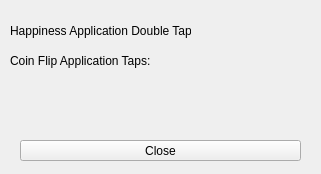
This is Source/Forms/Gen4/Tools/Poketch.ui in Admiral-Fish/PokeFinder as Qt 5 draws it before an edit. The edited form follows.
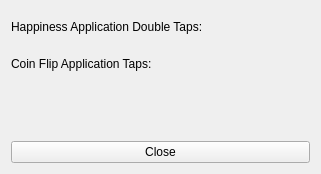
This is the edited form.

Commit message: Fix Poketch Calculator note label

Patch:
```diff
--- a/Source/Forms/Gen4/Tools/Poketch.ui
+++ b/Source/Forms/Gen4/Tools/Poketch.ui
@@ -31,57 +31,33 @@
   <property name="windowTitle">
    <string>Poketch Taps</string>
   </property>
+  <layout class="QGridLayout" name="gridLayout">
+   <item row="0" column="0">
   <widget class="QLabel" name="labelHappyText">
-   <property name="geometry">
-    <rect>
-     <x>10</x>
-     <y>20</y>
-     <width>181</width>
-     <height>21</height>
-    </rect>
-   </property>
    <property name="text">
     <string>Happiness Application Double Taps: </string>
    </property>
   </widget>
+   </item>
+   <item row="0" column="1">
+    <widget class="QLabel" name="labelHappyResult">
+     <property name="text">
+      <string/>
+     </property>
+     <property name="alignment">
+      <set>Qt::AlignRight|Qt::AlignTrailing|Qt::AlignVCenter</set>
+     </property>
+    </widget>
+   </item>
+   <item row="1" column="0">
   <widget class="QLabel" name="labelCoinFlipsText">
-   <property name="geometry">
-    <rect>
-     <x>10</x>
-     <y>50</y>
-     <width>171</width>
-     <height>21</height>
-    </rect>
-   </property>
    <property name="text">
     <string>Coin Flip Application Taps: </string>
    </property>
   </widget>
-  <widget class="QLabel" name="labelHappyResult">
-   <property name="geometry">
-    <rect>
-     <x>210</x>
-     <y>20</y>
-     <width>91</width>
-     <height>21</height>
-    </rect>
-   </property>
-   <property name="text">
-    <string/>
-   </property>
-   <property name="alignment">
-    <set>Qt::AlignRight|Qt::AlignTrailing|Qt::AlignVCenter</set>
-   </property>
-  </widget>
+   </item>
+   <item row="1" column="1">
   <widget class="QLabel" name="labelCoinFlipsResult">
-   <property name="geometry">
-    <rect>
-     <x>210</x>
-     <y>50</y>
-     <width>91</width>
-     <height>21</height>
-    </rect>
-   </property>
    <property name="text">
     <string/>
    </property>
@@ -89,32 +65,34 @@
     <set>Qt::AlignRight|Qt::AlignTrailing|Qt::AlignVCenter</set>
    </property>
   </widget>
+   </item>
+   <item row="2" column="0" colspan="2">
   <widget class="QLabel" name="labelNote">
-   <property name="geometry">
-    <rect>
-     <x>10</x>
-     <y>100</y>
-     <width>301</width>
-     <height>21</height>
-    </rect>
+     <property name="minimumSize">
+      <size>
+       <width>0</width>
+       <height>50</height>
+      </size>
    </property>
    <property name="text">
     <string/>
    </property>
-  </widget>
+     <property name="alignment">
+      <set>Qt::AlignCenter</set>
+     </property>
+     <property name="wordWrap">
+      <bool>true</bool>
+     </property>
+    </widget>
+   </item>
+   <item row="3" column="0" colspan="2">
   <widget class="QPushButton" name="pushButtonClose">
-   <property name="geometry">
-    <rect>
-     <x>20</x>
-     <y>140</y>
-     <width>281</width>
-     <height>21</height>
-    </rect>
-   </property>
    <property name="text">
     <string>Close</string>
    </property>
   </widget>
+   </item>
+  </layout>
  </widget>
  <resources/>
  <connections/>
```
Lines whose indentation alone changed are shown as unchanged.
